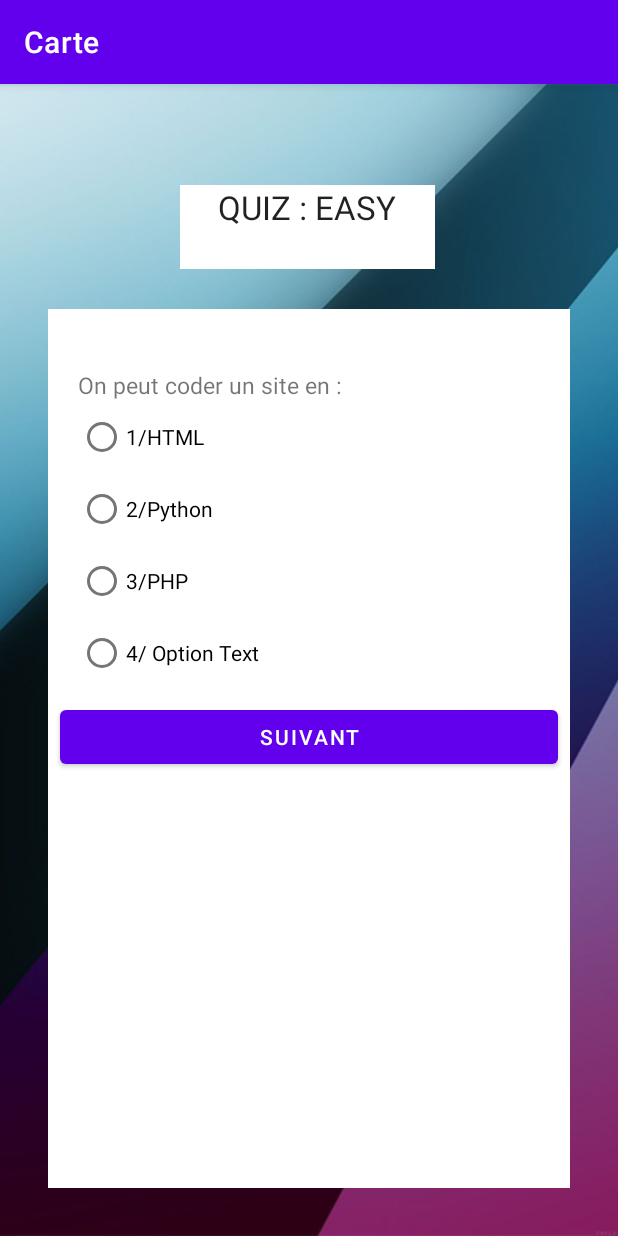
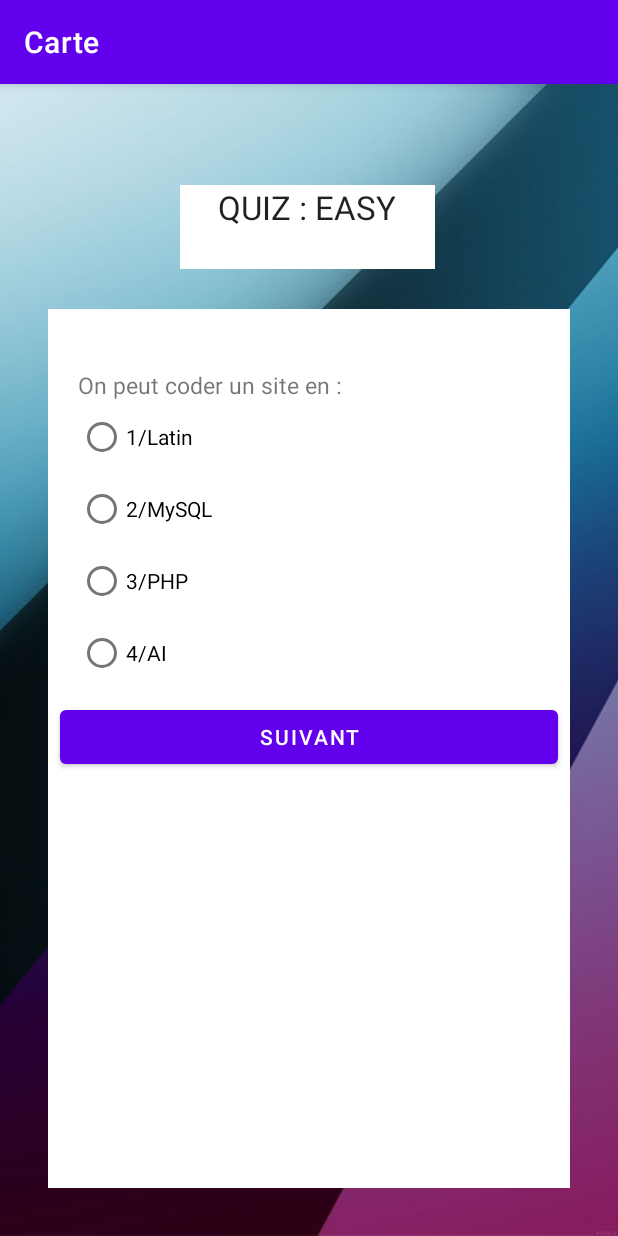
Before and after one commit to quentinhnrt/TileMap, an Android app: the Quiz screen opened directly, with no data from a screen before it, after a tap on "SUIVANT", on a phone screen of 412 x 824 dp. Run offline under Robolectric (Android 15) with nearby library versions, the phone set to English and light mode, and no system bars.

Commit message:
Création tableau bonne réponse pour 1 seul Questionnaire + comptage du nb de bonnes réponses Création d'un radio group à la place du LinearLayout pour pouvoir ne selectionner qu'un seul radio button par question

```diff
--- a/app/src/main/java/fr/iutlens/dubois/carte/Quiz.kt
+++ b/app/src/main/java/fr/iutlens/dubois/carte/Quiz.kt
@@ -1,32 +1,34 @@
 package fr.iutlens.dubois.carte
 
 import android.os.Bundle
+import android.util.Log
 import android.view.View
+import android.widget.RadioButton
 import android.widget.TextView
 import androidx.appcompat.app.AppCompatActivity
 
 
 class Quiz : AppCompatActivity() {
 
-
-    val q = arrayOf(
+    val q1 = arrayOf(
         arrayOf(
             "Avec GET où se trouve les informations à envoyer au Serveur ?",
-            "1/ Dans l'entête", "2/ Dans l'url", "3/ Dans un cookie du site"
-        ),
-        arrayOf("On peut coder un site en :", "1/HTML", "2/Python", "3/PHP", "4/JavaScript"),
+            "1/ Dans l'entête", "2/ Dans l'url", "3/ Dans un cookie du site","4/ Sur le fichier READ ME"),
         arrayOf(
-            "Avec GET où se trouve les informations à envoyer au Serveur ?",
-            "1/ Dans l'entête", "2/ Dans l'url", "3/ Dans un cookie du site"
-        ),
-        arrayOf("On peut coder un site en :", "1/HTML", "2/Python", "3/PHP", "4/JavaScript"),
+            "On peut coder un site en :", "1/Latin", "2/MySQL", "3/PHP", "4/AI"),
         arrayOf(
-            "Avec GET où se trouve les informations à envoyer au Serveur ?",
-            "1/ Dans l'entête", "2/ Dans l'url", "3/ Dans un cookie du site"
-        )
+            "Pour créer des documents intéractifs ou d'impression on utilise :",
+            "1/ InDesign", "2/ Photoshop", "3/ Illustrator","Audition"),
+        arrayOf(
+            "Quel est le numéro de salle de l'Amphi ?", "1/ 00 F", "2/Il n'y en a pas", "3/ 05 F", "4/ 666 F"),
+        arrayOf(
+            "Est-ce que MMI c'est génial ?",
+            "1/ Oui", "2/ Non","Bof" ,"Drip")
     )
 
-    val id = arrayOf(R.id.textViewQuestion, R.id.radioButtonR1,R.id.radioButtonR2,R.id.radioButtonR3)
+    val r1 = arrayOf(2, 3, 1, 2, 1)
+
+    val id = arrayOf(R.id.textViewQuestion, R.id.RadioButton1,R.id.RadioButton2,R.id.RadioButton3,R.id.RadioButton4)
 
     private var nQuestion = 0
 
@@ -36,8 +38,18 @@ class Quiz : AppCompatActivity() {
         loadQ(nQuestion)
     }
 
+
+
+    private var note: Int = 0
+
     fun next(view: View) {
         //val question: TextView = findViewById(R.id.textViewQuestion)
+        val RadioButton = findViewById<RadioButton>(id[r1[nQuestion]])
+        if (RadioButton.isChecked) {
+            note++
+        }
+        Log.d("score", note.toString())
+
         nQuestion++
         loadQ(nQuestion)
 
@@ -49,8 +61,7 @@ class Quiz : AppCompatActivity() {
         var i: Int
 
         for (i in id.indices) {
-            textView[i].text = q[n][i]
-
+            textView[i].text = q1[n][i]
         }
     }
 
--- a/app/src/main/res/layout/activity_quiz.xml
+++ b/app/src/main/res/layout/activity_quiz.xml
@@ -32,7 +32,7 @@
         app:layout_constraintTop_toTopOf="@+id/imageView2"
         app:layout_constraintVertical_bias="0.095" />
 
-    <LinearLayout
+    <RadioGroup
         android:id="@+id/frameLayout"
         android:layout_width="0dp"
         android:layout_height="0dp"
@@ -58,7 +58,7 @@
             android:textSize="15dp" />
 
         <RadioButton
-            android:id="@+id/radioButtonR1"
+            android:id="@+id/RadioButton1"
             android:layout_width="match_parent"
             android:layout_height="wrap_content"
             android:layout_marginStart="20dp"
@@ -66,7 +66,7 @@
             android:text="1/ Dans l'entête" />
 
         <RadioButton
-            android:id="@+id/radioButtonR2"
+            android:id="@+id/RadioButton2"
             android:layout_width="match_parent"
             android:layout_height="wrap_content"
             android:layout_marginStart="20dp"
@@ -74,7 +74,7 @@
             android:text="2/ Dans l'url" />
 
         <RadioButton
-            android:id="@+id/radioButtonR3"
+            android:id="@+id/RadioButton3"
             android:layout_width="match_parent"
             android:layout_height="wrap_content"
             android:layout_marginStart="20dp"
@@ -82,7 +82,7 @@
             android:text="3/ Dans un cookie du site" />
 
         <RadioButton
-            android:id="@+id/radioButtonR4"
+            android:id="@+id/RadioButton4"
             android:layout_width="match_parent"
             android:layout_height="wrap_content"
             android:layout_marginStart="20dp"
@@ -96,6 +96,7 @@
             android:layout_margin="8dp"
             android:onClick="next"
             android:text="Suivant" />
-    </LinearLayout>
+
+    </RadioGroup>
 
 </androidx.constraintlayout.widget.ConstraintLayout>
```
